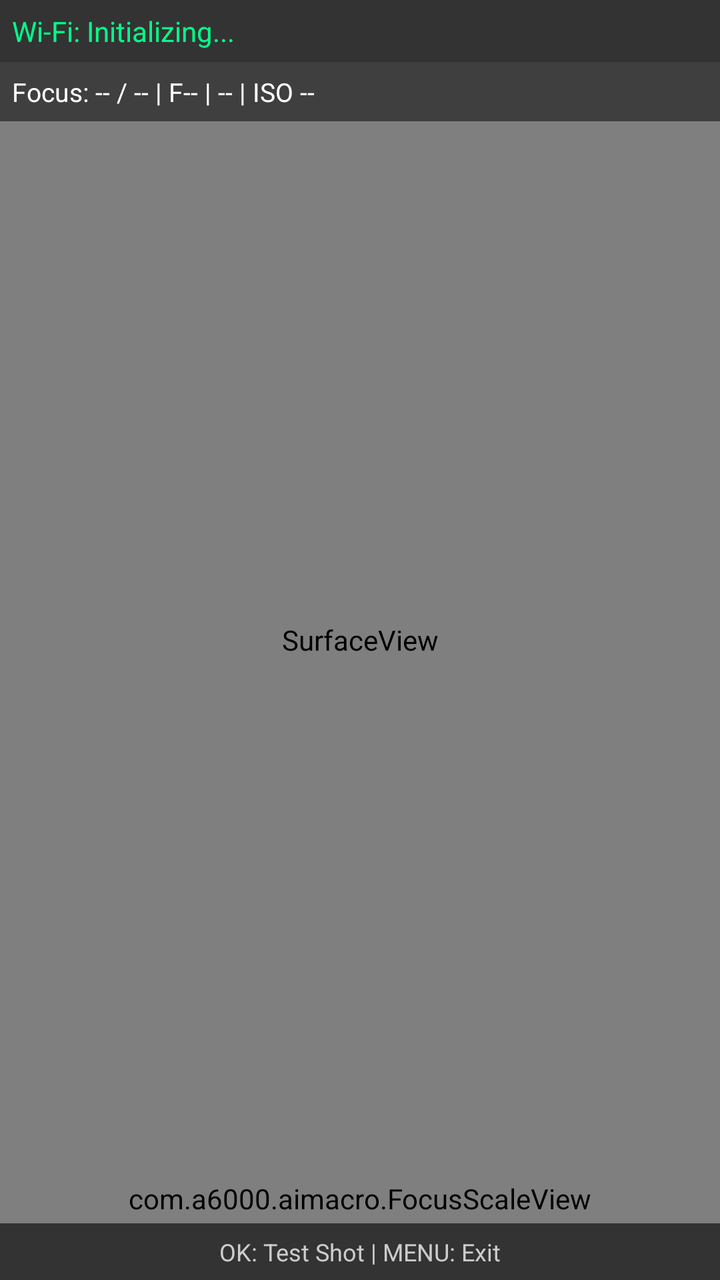
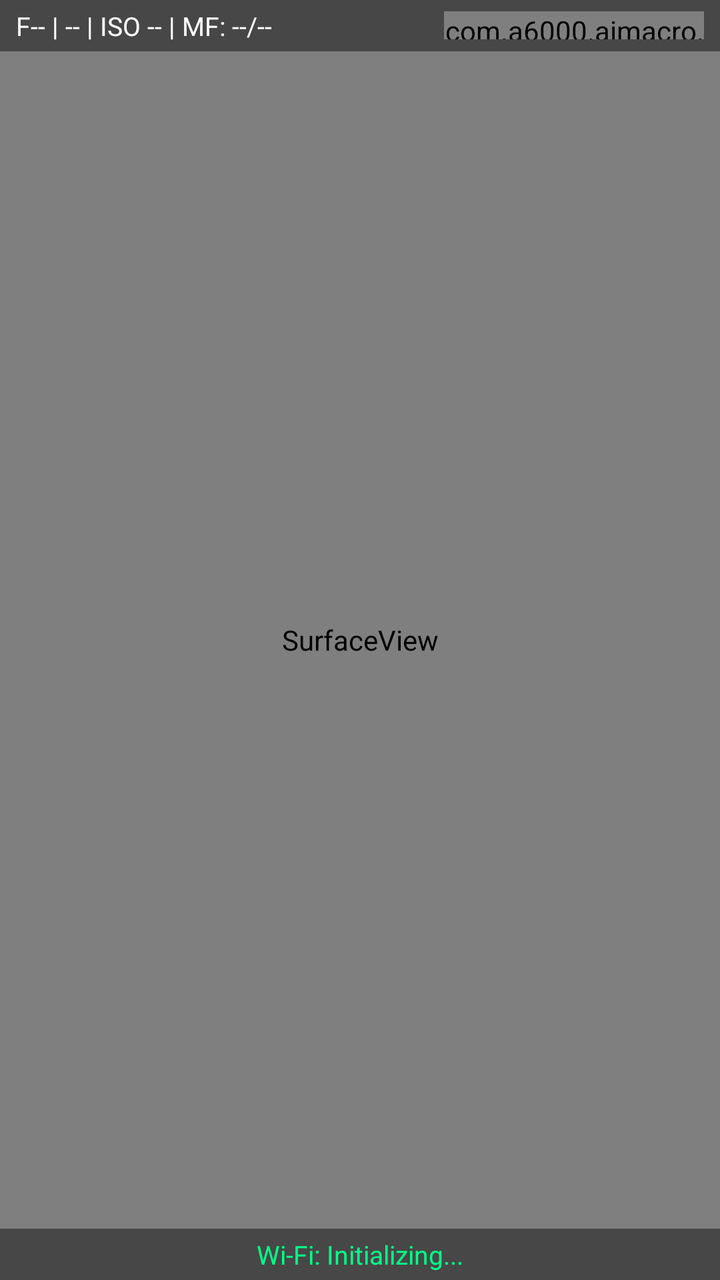

Screens rendered from an Android XML layout before and after an edit, with the pre-edit source and the edit as a unified diff.
<!-- AndroidManifest.xml: activity theme android:Theme.Black.NoTitleBar.Fullscreen -->
<!-- res/layout/activity_macro_server.xml -->
<?xml version="1.0" encoding="utf-8"?>
<RelativeLayout xmlns:android="http://schemas.android.com/apk/res/android"
    android:layout_width="match_parent"
    android:layout_height="match_parent">

    <SurfaceView
        android:id="@+id/surfaceView"
        android:layout_width="match_parent"
        android:layout_height="match_parent" />

    <TextView
        android:id="@+id/tvWifiStatus"
        android:layout_width="match_parent"
        android:layout_height="wrap_content"
        android:layout_alignParentTop="true"
        android:background="#99000000"
        android:padding="6dp"
        android:text="Wi-Fi: Initializing..."
        android:textColor="#00FF88"
        android:textSize="14sp" />

    <TextView
        android:id="@+id/tvCameraStatus"
        android:layout_width="match_parent"
        android:layout_height="wrap_content"
        android:layout_below="@id/tvWifiStatus"
        android:background="#80000000"
        android:padding="6dp"
        android:text="Focus: -- / -- | F-- | -- | ISO --"
        android:textColor="#FFFFFF"
        android:textSize="13sp" />

    <com.a6000.aimacro.FocusScaleView
        android:id="@+id/vFocusScale"
        android:layout_width="match_parent"
        android:layout_height="18dp"
        android:layout_above="@+id/tvInstructions"
        android:layout_marginLeft="16dp"
        android:layout_marginRight="16dp"
        android:layout_marginBottom="4dp" />

    <TextView
        android:id="@+id/tvInstructions"
        android:layout_width="match_parent"
        android:layout_height="wrap_content"
        android:layout_alignParentBottom="true"
        android:background="#99000000"
        android:gravity="center"
        android:padding="6dp"
        android:text="OK: Test Shot | MENU: Exit"
        android:textColor="#CCCCCC"
        android:textSize="12sp" />

</RelativeLayout>
<!-- resources referenced by this layout -->
<resources>

</resources>

<!-- the commit's change to res/layout/activity_macro_server.xml (unified diff, before → after) -->
@@ -8,47 +8,50 @@
         android:layout_width="match_parent"
         android:layout_height="match_parent" />
 
+    <LinearLayout
+        android:id="@+id/topBar"
+        android:layout_width="match_parent"
+        android:layout_height="wrap_content"
+        android:layout_alignParentTop="true"
+        android:background="#70000000"
+        android:gravity="center_vertical"
+        android:orientation="horizontal"
+        android:paddingLeft="8dp"
+        android:paddingTop="4dp"
+        android:paddingRight="8dp"
+        android:paddingBottom="4dp">
+
+        <TextView
+            android:id="@+id/tvCameraStatus"
+            android:layout_width="0dp"
+            android:layout_height="wrap_content"
+            android:layout_weight="1"
+            android:singleLine="true"
+            android:text="F-- | -- | ISO -- | MF: --/--"
+            android:textColor="#FFFFFF"
+            android:textSize="13sp" />
+
+        <com.a6000.aimacro.FocusScaleView
+            android:id="@+id/vFocusScale"
+            android:layout_width="130dp"
+            android:layout_height="14dp"
+            android:layout_marginLeft="8dp" />
+    </LinearLayout>
+
     <TextView
         android:id="@+id/tvWifiStatus"
         android:layout_width="match_parent"
         android:layout_height="wrap_content"
-        android:layout_alignParentTop="true"
-        android:background="#99000000"
-        android:padding="6dp"
+        android:layout_alignParentBottom="true"
+        android:background="#70000000"
+        android:gravity="center"
+        android:paddingLeft="8dp"
+        android:paddingTop="4dp"
+        android:paddingRight="8dp"
+        android:paddingBottom="4dp"
+        android:singleLine="true"
         android:text="Wi-Fi: Initializing..."
         android:textColor="#00FF88"
-        android:textSize="14sp" />
-
-    <TextView
-        android:id="@+id/tvCameraStatus"
-        android:layout_width="match_parent"
-        android:layout_height="wrap_content"
-        android:layout_below="@id/tvWifiStatus"
-        android:background="#80000000"
-        android:padding="6dp"
-        android:text="Focus: -- / -- | F-- | -- | ISO --"
-        android:textColor="#FFFFFF"
         android:textSize="13sp" />
 
-    <com.a6000.aimacro.FocusScaleView
-        android:id="@+id/vFocusScale"
-        android:layout_width="match_parent"
-        android:layout_height="18dp"
-        android:layout_above="@+id/tvInstructions"
-        android:layout_marginLeft="16dp"
-        android:layout_marginRight="16dp"
-        android:layout_marginBottom="4dp" />
-
-    <TextView
-        android:id="@+id/tvInstructions"
-        android:layout_width="match_parent"
-        android:layout_height="wrap_content"
-        android:layout_alignParentBottom="true"
-        android:background="#99000000"
-        android:gravity="center"
-        android:padding="6dp"
-        android:text="OK: Test Shot | MENU: Exit"
-        android:textColor="#CCCCCC"
-        android:textSize="12sp" />
-
 </RelativeLayout>
